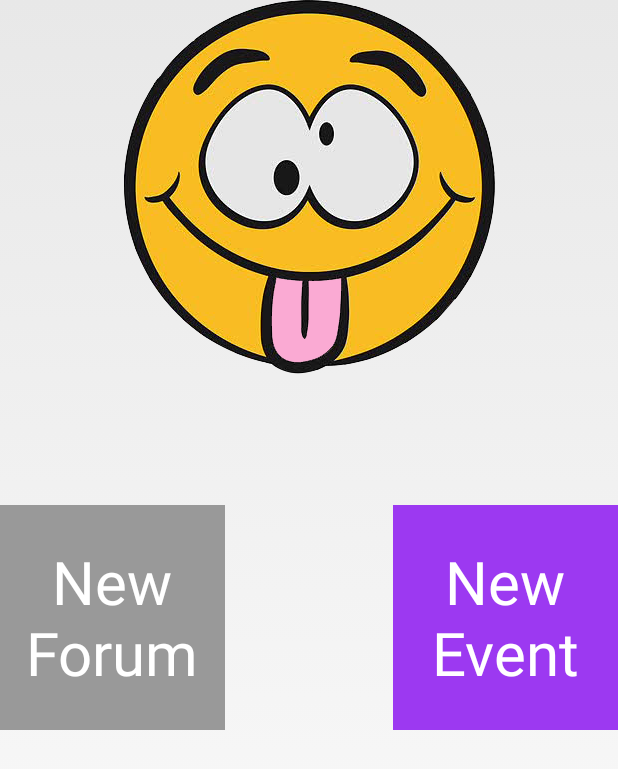
After one commit to nir-jackson/LocoTalk, an Android app: the EventOrForumActivity screen opened directly, with no data from a screen before it, on a phone screen of 412 x 824 dp. The commit adds this screen. Shown: the top 769 px of the screen. Run offline under Robolectric (Android 15) with nearby library versions, the phone set to English and light mode, and no system bars.

Commit message:
ui advances
ui

```diff
--- a/src/main/AndroidManifest.xml
+++ b/src/main/AndroidManifest.xml
@@ -54,6 +54,11 @@
 
         </activity>
 
+        <activity android:name=".EventOrForumActivity"
+            android:label="@string/app_name">
+
+        </activity>
+
         <activity
             android:name="il.co.nolife.locotalk.LocoTalkMain"
             android:label="@string/app_name" >
--- /dev/null
+++ b/src/main/java/il/co/nolife/locotalk/EventOrForumActivity.java
@@ -0,0 +1,55 @@
+package il.co.nolife.locotalk;
+
+import android.app.Activity;
+import android.content.Intent;
+import android.os.Bundle;
+import android.view.View;
+import android.view.Window;
+import android.widget.Button;
+
+/**
+ * Created by NirLapTop on 9/13/2015.
+ */
+public class EventOrForumActivity extends Activity {
+    Button forum, event;
+    Intent thisIntent;
+    @Override
+    protected void onCreate(Bundle savedInstanceState) {
+        super.onCreate(savedInstanceState);
+        this.requestWindowFeature(Window.FEATURE_NO_TITLE);
+        setContentView(R.layout.event_or_forum);
+        forum = (Button)findViewById(R.id.new_forum_button);
+        event = (Button)findViewById(R.id.new_event_button);
+        thisIntent = getIntent();
+
+        forum.setOnClickListener(new View.OnClickListener() {
+            @Override
+            public void onClick(View v) {
+                newForumActivityStart();
+            }
+        });
+
+        event.setOnClickListener(new View.OnClickListener() {
+            @Override
+            public void onClick(View v) {
+                newEventActivityStart();
+            }
+        });
+    }
+
+    void newForumActivityStart(){
+        Intent intent = new Intent(this,ChatActivity.class);
+
+        intent.putExtra("type", EChatType.FORUM.ordinal());
+        intent.putExtra("longitude",thisIntent.getDoubleExtra("longitude", 0.0));
+        intent.putExtra("latitude",thisIntent.getDoubleExtra("latitude",0.0));
+        startActivity(intent);
+    }
+    void newEventActivityStart() {
+        Intent intent = new Intent(this,ChatActivity.class);
+        intent.putExtra("type", EChatType.EVENT.ordinal());
+        intent.putExtra("longitude",thisIntent.getDoubleExtra("longitude",0.0));
+        intent.putExtra("latitude",thisIntent.getDoubleExtra("latitude",0.0));
+        startActivity(intent);
+    }
+}
--- /dev/null
+++ b/src/main/res/layout/event_or_forum.xml
@@ -0,0 +1,34 @@
+<?xml version="1.0" encoding="utf-8"?>
+<RelativeLayout xmlns:android="http://schemas.android.com/apk/res/android"
+    android:layout_width="match_parent" android:layout_height="match_parent">
+
+    <Button
+        android:layout_width="150dp"
+        android:layout_height="150dp"
+        android:text="New Forum"
+        android:id="@+id/new_forum_button"
+        android:layout_centerVertical="true"
+        android:layout_alignParentStart="true"
+        android:background="#999999"
+        android:textSize="40dp"
+        android:textColor="#ffffff" />
+
+    <Button
+        android:layout_width="150dp"
+        android:layout_height="150dp"
+        android:text="New Event"
+        android:id="@+id/new_event_button"
+        android:layout_alignTop="@+id/new_forum_button"
+        android:layout_alignParentEnd="true"
+        android:background="#9c39f1"
+        android:textSize="40dp"
+        android:textColor="#ffffff" />
+
+    <ImageView
+        android:layout_width="wrap_content"
+        android:layout_height="wrap_content"
+        android:id="@+id/imageView"
+        android:layout_alignParentTop="true"
+        android:layout_centerHorizontal="true"
+        android:src="@drawable/ic_launcher" />
+</RelativeLayout>
--- a/src/main/res/values/strings.xml
+++ b/src/main/res/values/strings.xml
@@ -1,7 +1,7 @@
 <?xml version="1.0" encoding="utf-8"?>
 <resources>
 
-    <string name="app_name">AroundMe</string>
+    <string name="app_name">LocoTalk</string>
     <string name="hello_world">Hello world!</string>
     <string name="menu_settings">Settings</string>
     <string name="title_activity_forum">ForumActivity</string>
```
Also changed, not shown: src/main/java/il/co/nolife/locotalk/ChatActivity.java (+6 -2 lines), src/main/java/il/co/nolife/locotalk/LocoTalkMain.java (+13 -0 lines), src/main/res/drawable-hdpi/event.png (added), src/main/res/drawable-hdpi/forum.png (renamed from src/main/res/drawable-hdpi/message.png), src/main/res/drawable-hdpi/ic_launcher.png, src/main/res/drawable-hdpi/person_blue.png (added), src/main/res/drawable-hdpi/person_green.png (added), src/main/res/drawable-hdpi/person_red.png (added), src/main/res/drawable-hdpi/person_yellow.png (added), src/main/res/drawable-ldpi/ic_launcher.png, src/main/res/drawable-mdpi/ic_launcher.png, src/main/res/drawable-xhdpi/ic_launcher.png, 1 other file.
